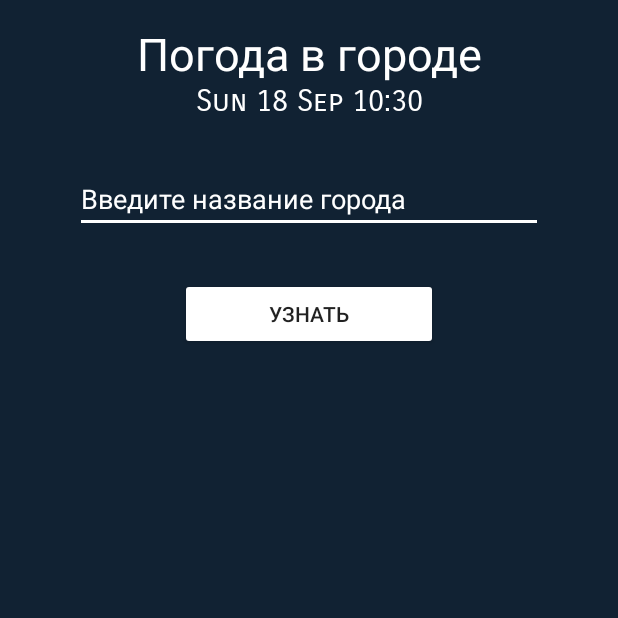
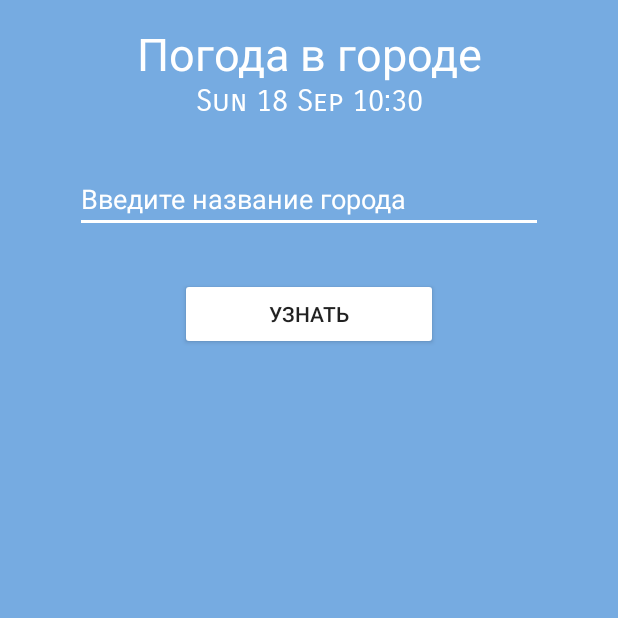
Before and after one commit to 1Gregorio1/Weather, an Android app: the screen it shows after launch (MainActivity), on a phone screen of 412 x 824 dp, the top half of it. Run offline under Robolectric (Android 15) with nearby library versions, the light colour scheme and no system bars; pictures from the network do not load; Roboto replaces fonts that are not available here.

Commit message:
element design fix

```diff
--- a/app/src/main/java/com/example/weather/MainActivity.java
+++ b/app/src/main/java/com/example/weather/MainActivity.java
@@ -50,7 +50,7 @@ public class MainActivity extends AppCompatActivity {
                     linearLayout.removeAllViews();
 
                     TextView textView = new TextView(getApplicationContext());
-                    textView.setText("Погода в городе " + gorod);
+                    textView.setText(gorod);
                     textView.setGravity(Gravity.CENTER);
                     textView.setTextColor(Color.parseColor("#FFFFFF"));
                     textView.setTextSize(25);
--- a/app/src/main/res/layout/activity_main.xml
+++ b/app/src/main/res/layout/activity_main.xml
@@ -3,7 +3,7 @@
     xmlns:tools="http://schemas.android.com/tools"
     android:layout_width="match_parent"
     android:layout_height="match_parent"
-    android:background="@color/background"
+    android:background="#76ABE1"
     tools:context=".MainActivity">
 
     <TextView
@@ -51,6 +51,13 @@
         android:text="@string/main_button"
         android:backgroundTint="@color/textColor" />
 
+    <TextView
+        android:id="@+id/favorites"
+        android:layout_width="wrap_content"
+        android:layout_height="wrap_content"
+        android:textAlignment="center"
+        android:textSize="35sp" />
+
     <ScrollView
         android:id="@+id/scrollView"
         android:layout_width="match_parent"
```
Also changed, not shown: app/src/main/java/com/example/weather/SomeClass.java (+32 -7 lines), app/src/main/res/layout/item_settings.xml (+17 -16 lines).
